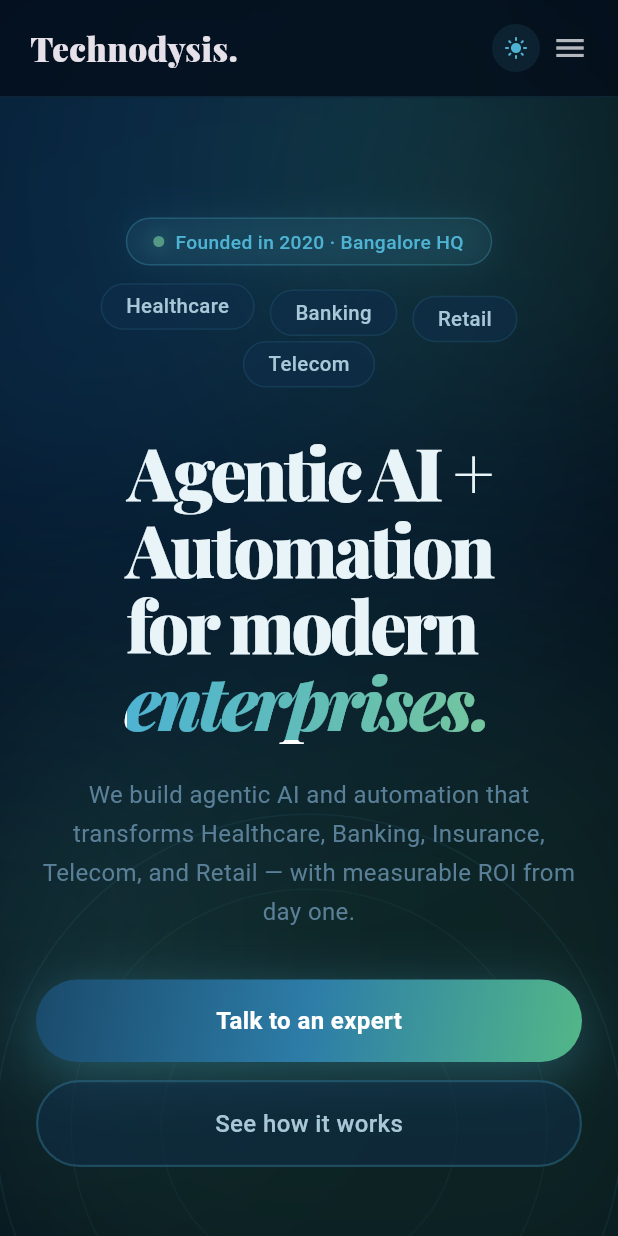
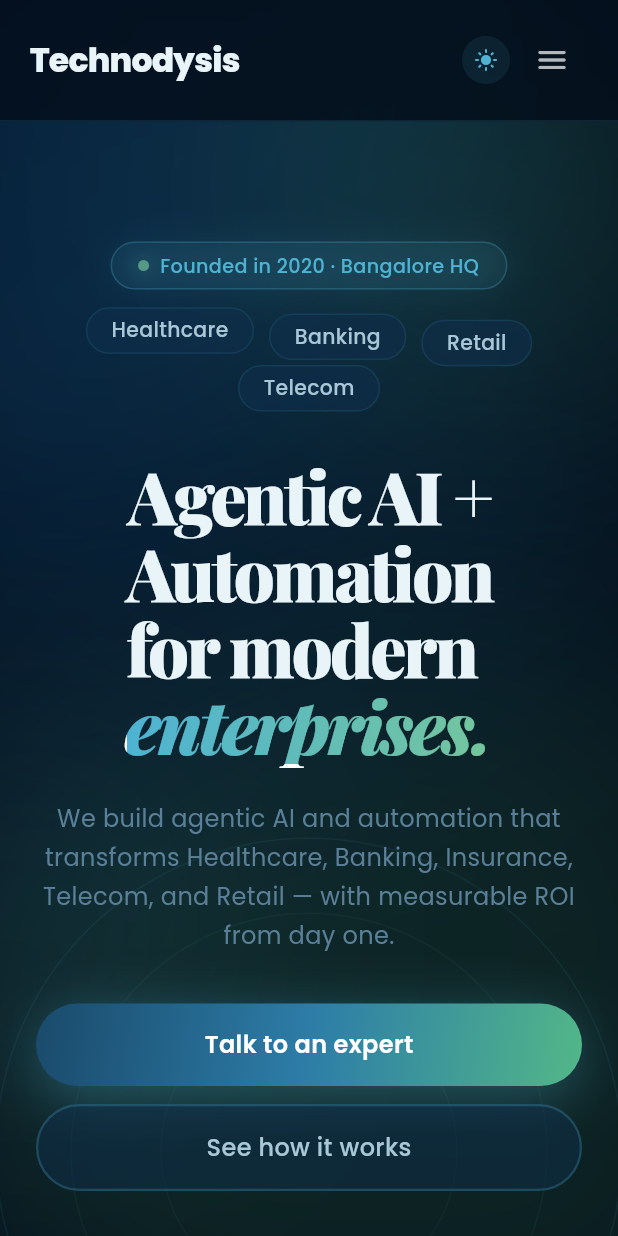
Before and after one commit to kkatti419-ux/tds_voice_agent, a Flutter app: the screen it shows after launch, on a phone screen of 412 x 824 dp. Run offline on Flutter 3.47's test engine with Material 3 defaults, Android fonts, the phone set to English and light mode, and no system bars; our stand-ins replace google_fonts, js; missing offline and left inert: dart:html, dart:js_interop, flutter_sound, record, universal_html.

Commit message:
Refactor UI components and enhance theme integration
- Updated main.dart to use AppTheme for consistent theming.
- Modified dashboard_page.dart to adjust color scheme and layout dimensions.
- Enhanced voice_screen.dart with a new drawer for navigation and improved UI structure.
- Refactored responsive_navbar.dart to utilize AppTypography for text styling and improved menu interaction.

````diff
--- a/lib/main.dart
+++ b/lib/main.dart
@@ -1,5 +1,6 @@
 import 'package:flutter/material.dart';
 import 'package:provider/provider.dart';
+import 'package:tds_voice_agent/theme/app_theme.dart';
 import 'view/voice_screen.dart';
 import 'viewmodel/voice_viewmodel.dart';
 
@@ -16,7 +17,7 @@
       create: (_) => VoiceViewModel(),
       child: MaterialApp(
         debugShowCheckedModeBanner: false,
-        theme: ThemeData.dark(useMaterial3: true),
+        theme: AppTheme.dark(),
         home: const VoiceScreen(),
       ),
     );
--- /dev/null
+++ b/lib/theme/app_theme.dart
@@ -0,0 +1,40 @@
+import 'package:flutter/material.dart';
+
+import 'app_typography.dart';
+
+/// App themes with **Poppins** as the font family for [ThemeData.textTheme].
+abstract final class AppTheme {
+  AppTheme._();
+
+  static ThemeData dark() {
+    final colorScheme = ColorScheme.fromSeed(
+      seedColor: const Color(0xFF5B6CFF),
+      brightness: Brightness.dark,
+    );
+    final base = ThemeData(
+      useMaterial3: true,
+      brightness: Brightness.dark,
+      colorScheme: colorScheme,
+    );
+    return base.copyWith(
+      textTheme: AppTypography.materialTextTheme(base.textTheme),
+      primaryTextTheme: AppTypography.materialTextTheme(base.primaryTextTheme),
+    );
+  }
+
+  static ThemeData light() {
+    final colorScheme = ColorScheme.fromSeed(
+      seedColor: const Color(0xFF5B6CFF),
+      brightness: Brightness.light,
+    );
+    final base = ThemeData(
+      useMaterial3: true,
+      brightness: Brightness.light,
+      colorScheme: colorScheme,
+    );
+    return base.copyWith(
+      textTheme: AppTypography.materialTextTheme(base.textTheme),
+      primaryTextTheme: AppTypography.materialTextTheme(base.primaryTextTheme),
+    );
+  }
+}
--- /dev/null
+++ b/lib/theme/app_typography.dart
@@ -0,0 +1,302 @@
+import 'package:flutter/material.dart';
+import 'package:google_fonts/google_fonts.dart';
+
+/// Central text styles for the app — **all use the Poppins family**.
+///
+/// Usage:
+/// ```dart
+/// Text('Hello', style: AppTypography.titleLarge(color: Colors.white));
+/// Text('Body', style: Theme.of(context).textTheme.bodyMedium);
+/// ```
+///
+/// With [AppTheme], [ThemeData.textTheme] is already Poppins via
+/// [materialTextTheme].
+abstract final class AppTypography {
+  AppTypography._();
+
+  // ─── Core: shared builder ─────────────────────────────────────────────────
+
+  static TextStyle poppins({
+    required double fontSize,
+    FontWeight fontWeight = FontWeight.w400,
+    double? height,
+    double? letterSpacing,
+    Color? color,
+    TextDecoration? decoration,
+    Paint? foreground,
+    Paint? background,
+  }) {
+    return GoogleFonts.poppins(
+      fontSize: fontSize,
+      fontWeight: fontWeight,
+      height: height,
+      letterSpacing: letterSpacing,
+      color: color,
+      decoration: decoration,
+      foreground: foreground,
+      background: background,
+    );
+  }
+
+  /// Applies **Poppins** to every role in a Material [TextTheme] (from [ThemeData]).
+  static TextTheme materialTextTheme(TextTheme base) =>
+      GoogleFonts.poppinsTextTheme(base);
+
+  // ─── Material 3 scale (sizes align with M3 defaults) ─────────────────────
+
+  static TextStyle displayLarge({Color? color}) => poppins(
+        fontSize: 57,
+        fontWeight: FontWeight.w400,
+        height: 1.12,
+        letterSpacing: -0.25,
+        color: color,
+      );
+
+  static TextStyle displayMedium({Color? color}) => poppins(
+        fontSize: 45,
+        fontWeight: FontWeight.w400,
+        height: 1.16,
+        color: color,
+      );
+
+  static TextStyle displaySmall({Color? color}) => poppins(
+        fontSize: 36,
+        fontWeight: FontWeight.w400,
+        height: 1.22,
+        color: color,
+      );
+
+  static TextStyle headlineLarge({Color? color}) => poppins(
+        fontSize: 32,
+        fontWeight: FontWeight.w400,
+        height: 1.25,
+        color: color,
+      );
+
+  static TextStyle headlineMedium({Color? color}) => poppins(
+        fontSize: 28,
+        fontWeight: FontWeight.w400,
+        height: 1.29,
+        color: color,
+      );
+
+  static TextStyle headlineSmall({Color? color}) => poppins(
+        fontSize: 24,
+        fontWeight: FontWeight.w400,
+        height: 1.33,
+        color: color,
+      );
+
+  static TextStyle titleLarge({Color? color}) => poppins(
+        fontSize: 22,
+        fontWeight: FontWeight.w500,
+        height: 1.27,
+        color: color,
+      );
+
+  static TextStyle titleMedium({Color? color}) => poppins(
+        fontSize: 16,
+        fontWeight: FontWeight.w500,
+        height: 1.50,
+        letterSpacing: 0.15,
+        color: color,
+      );
+
+  static TextStyle titleSmall({Color? color}) => poppins(
+        fontSize: 14,
+        fontWeight: FontWeight.w500,
+        height: 1.43,
+        letterSpacing: 0.1,
+        color: color,
+      );
+
+  static TextStyle bodyLarge({Color? color}) => poppins(
+        fontSize: 16,
+        fontWeight: FontWeight.w400,
+        height: 1.50,
+        letterSpacing: 0.5,
+        color: color,
+      );
+
+  static TextStyle bodyMedium({Color? color}) => poppins(
+        fontSize: 14,
+        fontWeight: FontWeight.w400,
+        height: 1.43,
+        letterSpacing: 0.25,
+        color: color,
+      );
+
+  static TextStyle bodySmall({Color? color}) => poppins(
+        fontSize: 12,
+        fontWeight: FontWeight.w400,
+        height: 1.33,
+        letterSpacing: 0.4,
+        color: color,
+      );
+
+  static TextStyle labelLarge({Color? color}) => poppins(
+        fontSize: 14,
+        fontWeight: FontWeight.w500,
+        height: 1.43,
+        letterSpacing: 0.1,
+        color: color,
+      );
+
+  static TextStyle labelMedium({Color? color}) => poppins(
+        fontSize: 12,
+        fontWeight: FontWeight.w500,
+        height: 1.33,
+        letterSpacing: 0.5,
+        color: color,
+      );
+
+  static TextStyle labelSmall({Color? color}) => poppins(
+        fontSize: 11,
+        fontWeight: FontWeight.w500,
+        height: 1.45,
+        letterSpacing: 0.5,
+        color: color,
+      );
+
+  // ─── Semantic aliases (same Poppins; common app roles) ───────────────────
+
+  /// Primary marketing / hero headline (large, tight).
+  static TextStyle heroDisplay({Color? color}) => poppins(
+        fontSize: 48,
+        fontWeight: FontWeight.w700,
+        height: 1.15,
+        letterSpacing: -1.0,
+        color: color,
+      );
+
+  static TextStyle heroSubtitle({Color? color}) => poppins(
+        fontSize: 18,
+        fontWeight: FontWeight.w400,
+        height: 1.75,
+        color: color,
+      );
+
+  /// Top navigation links.
+  static TextStyle navItem({Color? color}) => poppins(
+        fontSize: 14,
+        fontWeight: FontWeight.w500,
+        height: 1.4,
+        color: color,
+      );
+
+  /// Marketing wordmark / logo text (replaces separate display fonts if you want pure Poppins).
+  static TextStyle brandWordmark({Color? color}) => poppins(
+        fontSize: 22,
+        fontWeight: FontWeight.w800,
+        letterSpacing: -0.5,
+        height: 1.2,
+        color: color,
+      );
+
+  /// Compact CTA pill (nav bar, chips).
+  static TextStyle ctaCompact({Color? color}) => poppins(
+        fontSize: 13,
+        fontWeight: FontWeight.w600,
+        height: 1.2,
+        color: color,
+      );
+
+  /// Primary filled button label.
+  static TextStyle buttonPrimary({Color? color}) => poppins(
+        fontSize: 15,
+        fontWeight: FontWeight.w600,
+        height: 1.2,
+        letterSpacing: 0.2,
+        color: color,
+      );
+
+  /// Outlined / text button label.
+  static TextStyle buttonSecondary({Color? color}) => poppins(
+        fontSize: 15,
+        fontWeight: FontWeight.w500,
+        height: 1.2,
+        color: color,
+      );
+
+  static TextStyle cardTitle({Color? color}) => poppins(
+        fontSize: 18,
+        fontWeight: FontWeight.w600,
+        height: 1.35,
+        color: color,
+      );
+
+  static TextStyle cardBody({Color? color}) => poppins(
+        fontSize: 14,
+        fontWeight: FontWeight.w400,
+        height: 1.5,
+        color: color,
+      );
+
+  static TextStyle caption({Color? color}) => poppins(
+        fontSize: 12,
+        fontWeight: FontWeight.w400,
+        height: 1.4,
+        color: color,
+      );
+
+  static TextStyle overline({Color? color}) => poppins(
+        fontSize: 11,
+        fontWeight: FontWeight.w600,
+        height: 1.35,
+        letterSpacing: 1.2,
+        color: color,
+      );
+
+  /// Badge / pill text.
+  static TextStyle badge({Color? color}) => poppins(
+        fontSize: 12,
+        fontWeight: FontWeight.w500,
+        height: 1.2,
+        color: color,
+      );
+
+  /// App bar title.
+  static TextStyle appBarTitle({Color? color}) => poppins(
+        fontSize: 20,
+        fontWeight: FontWeight.w600,
+        height: 1.25,
+        color: color,
+      );
+
+  /// Form field labels.
+  static TextStyle inputLabel({Color? color}) => poppins(
+        fontSize: 14,
+        fontWeight: FontWeight.w500,
+        height: 1.4,
+        color: color,
+      );
+
+  static TextStyle inputText({Color? color}) => poppins(
+        fontSize: 16,
+        fontWeight: FontWeight.w400,
+        height: 1.5,
+        color: color,
+      );
+
+  static TextStyle inputHint({Color? color}) => poppins(
+        fontSize: 16,
+        fontWeight: FontWeight.w400,
+        height: 1.5,
+        color: color,
+      );
+
+  /// Chat / message bubble.
+  static TextStyle messageBody({Color? color}) => poppins(
+        fontSize: 14,
+        fontWeight: FontWeight.w400,
+        height: 1.45,
+        color: color,
+      );
+
+  static TextStyle statusLine({Color? color}) => poppins(
+        fontSize: 11,
+        fontWeight: FontWeight.w400,
+        height: 1.35,
+        color: color,
+      );
+}
--- /dev/null
+++ b/lib/theme/theme.dart
@@ -0,0 +1,3 @@
+/// App-wide Poppins typography and themes.
+export 'app_theme.dart';
+export 'app_typography.dart';
--- a/lib/view/dashboard_page.dart
+++ b/lib/view/dashboard_page.dart
@@ -363,7 +363,7 @@
             child: Container(
               width: 6, height: 6,
               decoration: BoxDecoration(
-                color: isDark ? AgniColors.forestBright : AgniColors.forestLight,
+                color: isDark ? AgniColors.forestMid : AgniColors.forestLight,
                 shape: BoxShape.circle,
                 boxShadow: isDark ? [
                   BoxShadow(
@@ -796,7 +796,7 @@
           const SizedBox(height: 24),
           // Overflow hidden wrapper, marquee scrolls naturally
           SizedBox(
-            height: 41, // 10px top + 10px bottom padding + ~21px text
+            height: 43, // 10px top + 10px bottom padding + ~21px text
             child: AnimatedBuilder(
               animation: _marqueeController,
               builder: (_, __) {
--- a/lib/view/voice_screen.dart
+++ b/lib/view/voice_screen.dart
@@ -1,6 +1,4 @@
-import 'dart:async';
 import 'package:flutter/material.dart';
-import 'package:google_fonts/google_fonts.dart';
 import 'package:tds_voice_agent/widgets/earth_section.dart';
 import 'package:tds_voice_agent/widgets/features_section.dart';
 import 'package:tds_voice_agent/widgets/footer_section.dart';
@@ -13,6 +11,7 @@
 
 import '../core/agni_colors.dart';
 import '../domain/entities/agni_content.dart';
+import '../theme/app_typography.dart';
 
 class VoiceScreen extends StatefulWidget {
   const VoiceScreen({super.key});
@@ -108,6 +107,7 @@
 
 class _AgniLandingPageState extends State<AgniLandingPage>
     with TickerProviderStateMixin {
+  final GlobalKey<ScaffoldState> _scaffoldKey = GlobalKey<ScaffoldState>();
   final ScrollController _scrollController = ScrollController();
   final List<GlobalKey> _revealKeys = List.generate(5, (_) => GlobalKey());
   final List<bool> _revealed = List.filled(5, false);
@@ -167,10 +167,97 @@
   Gradient get gradText =>
       isDark ? AgniColors.gradText : AgniColors.gradTextLight;
 
+  Widget _buildDrawer(BuildContext context) {
+    final borderColor = isDark
+        ? AgniColors.darkBorder.withOpacity(0.12)
+        : AgniColors.oceanMid.withOpacity(0.12);
+
+    return Drawer(
+      backgroundColor: bgColor,
+      child: SafeArea(
+        child: Column(
+          crossAxisAlignment: CrossAxisAlignment.stretch,
+          children: [
+            Padding(
+              padding: const EdgeInsets.fromLTRB(16, 8, 8, 12),
+              child: Row(
+                children: [
+                  Expanded(
+                    child: Text(
+                      'Technodysis',
+                      style: AppTypography.brandWordmark(color: text2Color),
+                    ),
+                  ),
+                  IconButton(
+                    icon: const Icon(Icons.close),
+                    color: text2Color,
+                    onPressed: () => Navigator.of(context).pop(),
+                  ),
+                ],
+              ),
+            ),
+            Divider(height: 1, color: borderColor),
+            Expanded(
+              child: ListView(
+                padding: const EdgeInsets.symmetric(vertical: 8),
+                children: [
+                  for (final item in content.navItems)
+                    ListTile(
+                      title: Text(
+                        item,
+                        style: AppTypography.navItem(color: text2Color),
+                      ),
+                      onTap: () => Navigator.of(context).pop(),
+                    ),
+                  const SizedBox(height: 12),
+                  Padding(
+                    padding: const EdgeInsets.symmetric(horizontal: 16),
+                    child: Container(
+                      padding: const EdgeInsets.symmetric(
+                        horizontal: 18,
+                        vertical: 12,
+                      ),
+                      decoration: BoxDecoration(
+                        gradient: AgniColors.grad,
+                        borderRadius: BorderRadius.circular(24),
+                      ),
+                      alignment: Alignment.center,
+                      child: Text(
+                        'Contact sales →',
+                        style: AppTypography.ctaCompact(color: Colors.white),
+                      ),
+                    ),
+                  ),
+                ],
+              ),
+            ),
+            Divider(height: 1, color: borderColor),
+            ListTile(
+              leading: Icon(
+                isDark ? Icons.light_mode : Icons.dark_mode,
+                color: isDark ? AgniColors.oceanBright : AgniColors.oceanMid,
+              ),
+              title: Text(
+                isDark ? 'Light mode' : 'Dark mode',
+                style: AppTypography.navItem(color: text2Color),
+              ),
+              onTap: () {
+                Navigator.of(context).pop();
+                widget.onToggleTheme();
+              },
+            ),
+          ],
+        ),
+      ),
+    );
+  }
+
   @override
   Widget build(BuildContext context) {
     return Scaffold(
+      key: _scaffoldKey,
       backgroundColor: bgColor,
+      drawer: _buildDrawer(context),
       body: Stack(
         children: [
           // Background layer
@@ -189,9 +276,8 @@
                     isDark: isDark,
                     navItems: content.navItems,
                     onToggleTheme: widget.onToggleTheme,
-                    onMenuTap: () {
-                      // open drawer / menu
-                    },
+                    onMenuTap: () =>
+                        _scaffoldKey.currentState?.openDrawer(),
                   ),
                   // _buildHero(),
                   HeroSection(content: content, isDark: isDark),
--- a/lib/widgets/responsive_navbar.dart
+++ b/lib/widgets/responsive_navbar.dart
@@ -1,8 +1,6 @@
-import 'dart:ui';
-
 import 'package:flutter/material.dart';
-import 'package:google_fonts/google_fonts.dart';
 import 'package:tds_voice_agent/core/agni_colors.dart';
+import 'package:tds_voice_agent/theme/app_typography.dart';
 
 class ResponsiveNavbar extends StatelessWidget {
   final bool isDark;
@@ -55,11 +53,7 @@
               padding: const EdgeInsets.only(left: 32),
               child: Text(
                 item,
-                style: TextStyle(
-                  color: _text2Color(context),
-                  fontSize: 14,
-                  fontWeight: FontWeight.w500,
-                ),
+                style: AppTypography.navItem(color: _text2Color(context)),
               ),
             );
           }).toList(),
@@ -74,15 +68,24 @@
 
   // 📱 Mobile Navbar
   Widget _buildMobile(BuildContext context) {
+    void openMenu() {
+      if (onMenuTap != null) {
+        onMenuTap!();
+      } else {
+        Scaffold.maybeOf(context)?.openDrawer();
+      }
+    }
+
     return Row(
       children: [
         _logo(),
         const Spacer(),
         _themeToggle(),
-        const SizedBox(width: 8),
-        GestureDetector(
-          onTap: onMenuTap,
-          child: Icon(Icons.menu, color: _text2Color(context)),
+        const SizedBox(width: 4),
+        IconButton(
+          icon: Icon(Icons.menu_rounded, color: _text2Color(context)),
+          tooltip: 'Menu',
+          onPressed: openMenu,
         ),
       ],
     );
@@ -91,10 +94,9 @@
   // 🎨 Logo
   Widget _logo() {
     return Text(
-      'Technodysis.',
-      style: GoogleFonts.playfairDisplay(
-        fontSize: 22,
-        fontWeight: FontWeight.w900,
+      'Technodysis',
+      style: AppTypography.brandWordmark(
+        color: isDark ? AgniColors.darkText : AgniColors.lightOceanDeep,
       ),
     );
   }
@@ -107,13 +109,9 @@
         gradient: AgniColors.grad,
         borderRadius: BorderRadius.circular(24),
       ),
-      child: const Text(
+      child: Text(
         'Contact sales →',
-        style: TextStyle(
-          color: Colors.white,
-          fontSize: 13,
-          fontWeight: FontWeight.w600,
-        ),
+        style: AppTypography.ctaCompact(color: Colors.white),
       ),
     );
   }
````
